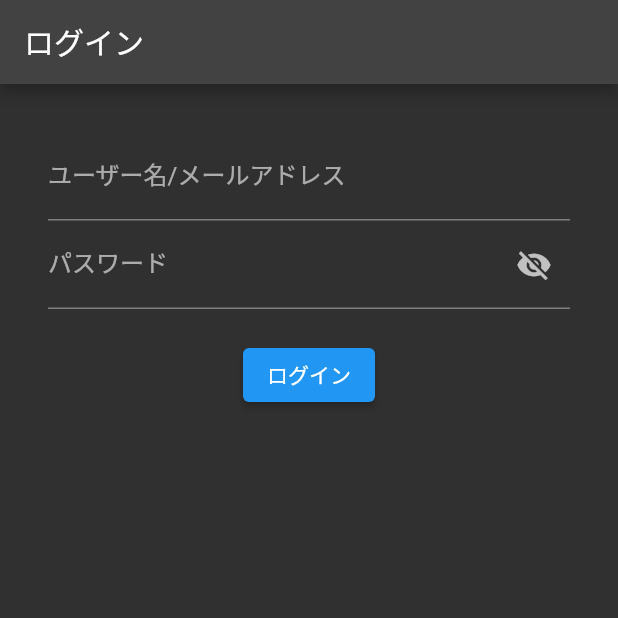
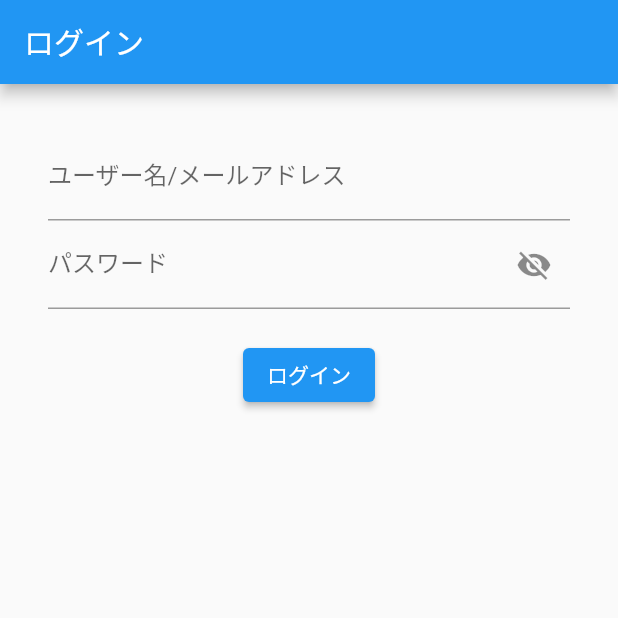
Before and after one commit to fa0311/vrc_manager, a Flutter app: the screen it shows after launch, after a tap on "ログイン", on a phone screen of 412 x 824 dp, the top half of it. Run offline on Flutter 3.47's test engine with Material 2 defaults, Android fonts, the phone set to English and light mode, and no system bars; our stand-ins replace flutter_secure_storage, flutter_svg, package_info_plus, shared_preferences; network calls fail.

Commit message:
add dark theme #8

```diff
--- a/lib/assets/storage.dart
+++ b/lib/assets/storage.dart
@@ -1,4 +1,5 @@
 import 'package:flutter_secure_storage/flutter_secure_storage.dart';
+import 'package:shared_preferences/shared_preferences.dart';
 
 Future getLoginSession(key) async {
   const storage = FlutterSecureStorage();
@@ -9,3 +10,13 @@ Future setLoginSession(key, value) async {
   const storage = FlutterSecureStorage();
   return await storage.write(key: key, value: value);
 }
+
+Future getStorage(key) async {
+  final storage = await SharedPreferences.getInstance();
+  return storage.getString(key);
+}
+
+Future setStorage(key, value) async {
+  final storage = await SharedPreferences.getInstance();
+  return await storage.setString(key, value);
+}
--- a/lib/main.dart
+++ b/lib/main.dart
@@ -1,24 +1,30 @@
 import 'package:flutter/material.dart';
+import 'package:vrchat_mobile_client/assets/storage.dart';
+import 'package:vrchat_mobile_client/material.dart';
 import 'package:vrchat_mobile_client/scenes/home.dart';
 
 void main() {
-  runApp(const MyApp());
+  runApp(const VRChatMobile());
 }
 
-class MyApp extends StatelessWidget {
-  const MyApp({Key? key}) : super(key: key);
+class VRChatMobile extends StatefulWidget {
+  const VRChatMobile({Key? key}) : super(key: key);
+
+  @override
+  State<VRChatMobile> createState() => _PageState();
+}
+
+String theme = "light";
+
+class _PageState extends State<VRChatMobile> {
+  _PageState() {
+    getStorage("theme_brightness").then((response) {
+      setState(() => theme = response);
+    });
+  }
+
   @override
   Widget build(BuildContext context) {
-    return MaterialApp(
-      title: 'VRChat Mobile Application',
-      theme: ThemeData(
-        brightness: true ? Brightness.dark : Brightness.light,
-        textTheme: const TextTheme(bodyText2: TextStyle(fontSize: 16)),
-        pageTransitionsTheme: const PageTransitionsTheme(builders: <TargetPlatform, PageTransitionsBuilder>{
-          TargetPlatform.android: CupertinoPageTransitionsBuilder(),
-        }),
-      ),
-      home: const VRChatMobileHome(),
-    );
+    return getMaterialApp(const VRChatMobileHome(), theme == "dark" ? Brightness.dark : Brightness.light);
   }
 }
--- /dev/null
+++ b/lib/material.dart
@@ -0,0 +1,14 @@
+import 'package:flutter/material.dart';
+
+MaterialApp getMaterialApp(home, theme) {
+  return MaterialApp(
+      title: 'VRChat Mobile Application',
+      theme: ThemeData(
+        brightness: theme,
+        textTheme: const TextTheme(bodyText2: TextStyle(fontSize: 16)),
+        pageTransitionsTheme: const PageTransitionsTheme(builders: <TargetPlatform, PageTransitionsBuilder>{
+          TargetPlatform.android: CupertinoPageTransitionsBuilder(),
+        }),
+      ),
+      home: home);
+}
--- a/lib/widgets/profile.dart
+++ b/lib/widgets/profile.dart
@@ -37,7 +37,7 @@ List<Widget> _biolink(List biolinks) {
   for (String link in biolinks) {
     if (link == "") continue;
     response.add(CircleAvatar(
-        backgroundColor: const Color(0xFF667584),
+        backgroundColor: const Color(0x00000000),
         child: IconButton(
           onPressed: () {
             _launchURL() async {
```
Also changed, not shown: lib/scenes/settings.dart (+53 -4 lines), 1 other file.
